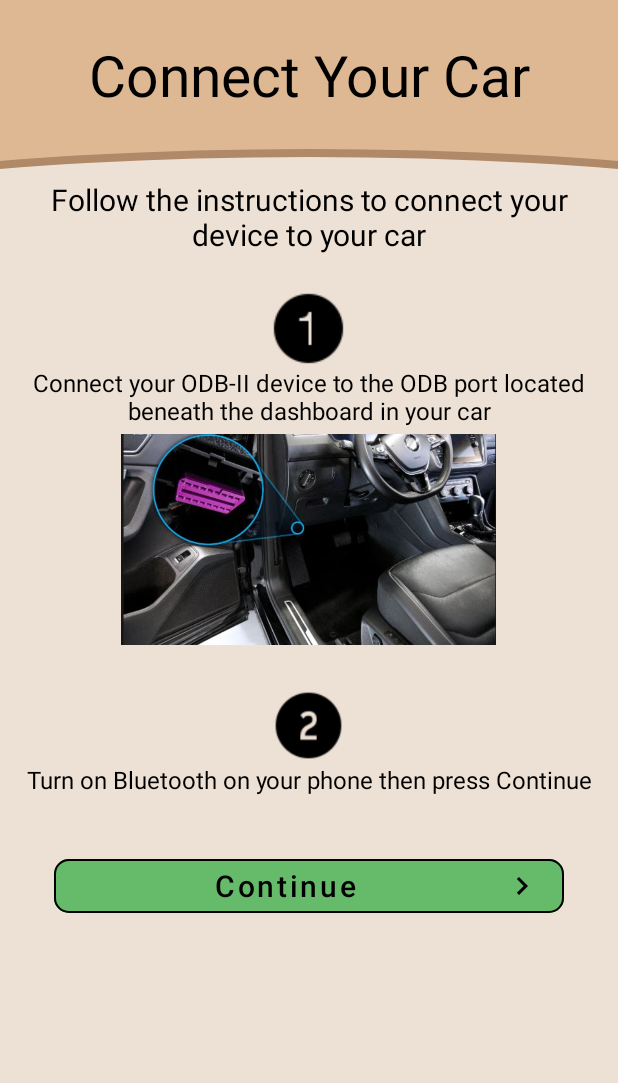
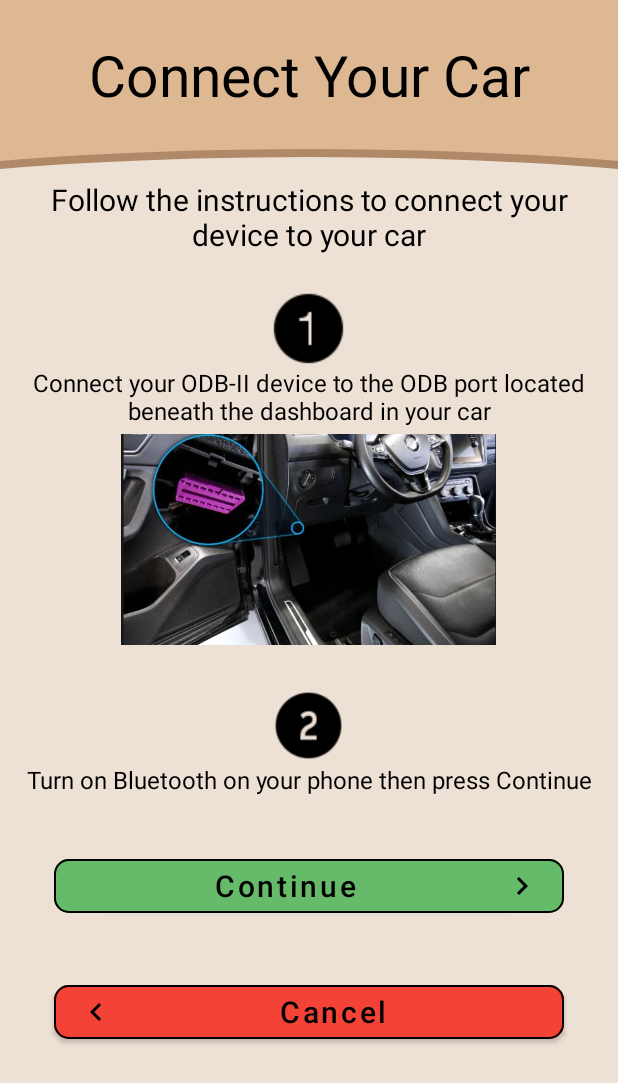
Before and after one commit to danielelurani/mycar-manager, an Android app built with Jetpack Compose: the ConnectionTutorialActivity screen opened directly, with no data from a screen before it, on a phone screen of 412 x 824 dp. Shown: the top 1083 px of the screen. Run offline under Robolectric (Android 15) with nearby library versions, the phone set to English and light mode, and no system bars.

Commit message:
Modificati alcuni layout
Modificato layout della navigation view e di ConnectionTutorialActivity

```diff
--- a/app/src/main/res/layout/activity_account.xml
+++ b/app/src/main/res/layout/activity_account.xml
@@ -7,7 +7,6 @@
     tools:context=".AccountActivity"
     android:layout_width="match_parent"
     android:layout_height="match_parent"
-    tools:openDrawer="start"
     android:fitsSystemWindows="true">
 
     <include layout="@layout/nav_view_v2"/>
--- a/app/src/main/res/layout/activity_connection_tutorial.xml
+++ b/app/src/main/res/layout/activity_connection_tutorial.xml
@@ -120,7 +120,29 @@
                 app:icon="@drawable/chevron_right"
                 app:iconGravity="end"
                 app:iconTint="@color/black"
-                android:layout_margin="36dp"/>
+                android:layout_marginStart="36dp"
+                android:layout_marginEnd="36dp"
+                android:layout_marginTop="36dp"/>
+
+            <com.google.android.material.button.MaterialButton
+                android:id="@+id/cancelConnectionButton"
+                android:layout_width="match_parent"
+                android:layout_height="wrap_content"
+                android:layout_marginLeft="36dp"
+                android:layout_marginRight="36dp"
+                android:layout_marginTop="36dp"
+                app:strokeColor="@color/black"
+                app:strokeWidth="1dp"
+                app:cornerRadius="10dp"
+                android:text="Cancel"
+                android:textAllCaps="false"
+                android:backgroundTint="#F44336"
+                android:textColor="#000000"
+                android:textSize="20sp"
+                app:icon="@drawable/chevron_left"
+                app:iconGravity="start"
+                app:iconTint="@color/black"
+                app:iconSize="24dp"/>
 
         </LinearLayout>
 
```
Also changed, not shown: app/src/main/res/layout/nav_view_v2.xml (+28 -17 lines).
